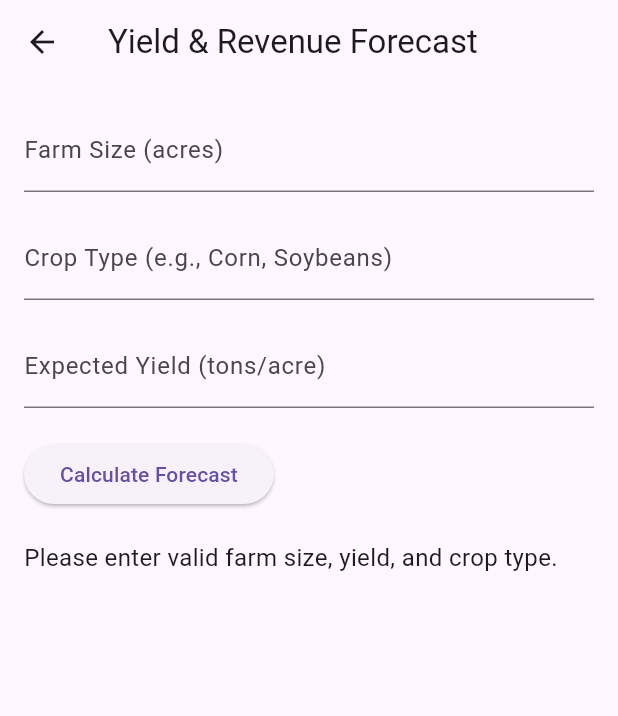
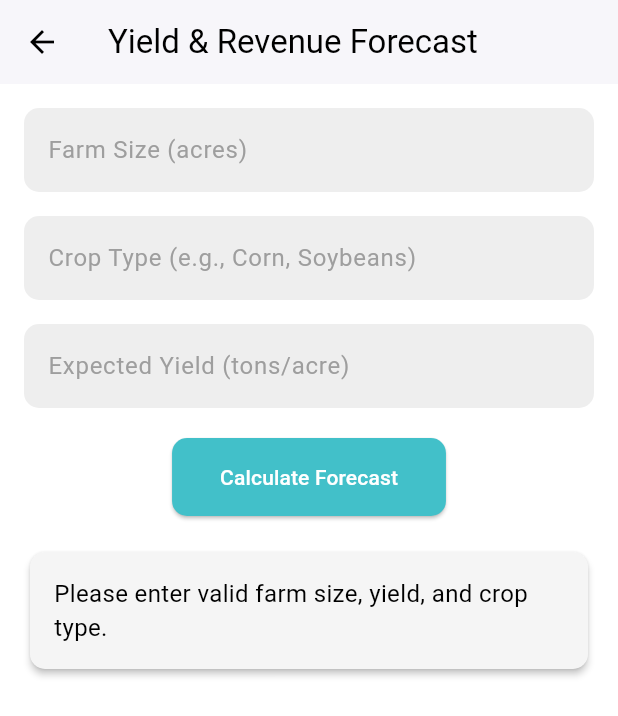
Before and after one commit to Ronith-Neelam1429/AgriSyncCodeBase, a Flutter app: the YieldForecastPage screen opened directly, after a tap on "Calculate Forecast", on a phone screen of 412 x 824 dp. Shown: the top 716 px of the screen. Run offline on Flutter 3.47's test engine with Material 3 defaults, Android fonts, the phone set to English and light mode, and no system bars; our stand-ins replace cloud_firestore, cloud_functions, curved_navigation_bar, firebase_auth, firebase_core, firebase_storage and 9 more; accounts and stored records are empty; network calls fail.

Commit message:
Yield and Forecast Page UI Refresh

```diff
--- a/lib/App Pages/Analytics/YieldForecastPage.dart
+++ b/lib/App Pages/Analytics/YieldForecastPage.dart
@@ -28,10 +28,7 @@ class _YieldForecastPageState extends State<YieldForecastPage> {
   Future<void> _loadUserData() async {
     final user = FirebaseAuth.instance.currentUser;
     if (user != null) {
-      final doc = await FirebaseFirestore.instance
-          .collection('users')
-          .doc(user.uid)
-          .get();
+      final doc = await FirebaseFirestore.instance.collection('users').doc(user.uid).get();
       if (doc.exists) {
         final data = doc.data() as Map<String, dynamic>;
         setState(() {
@@ -61,32 +58,25 @@ class _YieldForecastPageState extends State<YieldForecastPage> {
     }
 
     try {
-      // Fetch historical weather
       final user = FirebaseAuth.instance.currentUser;
       if (user != null) {
-        final doc = await FirebaseFirestore.instance
-            .collection('users')
-            .doc(user.uid)
-            .get();
+        final doc = await FirebaseFirestore.instance.collection('users').doc(user.uid).get();
         if (doc.exists) {
           final data = doc.data() as Map<String, dynamic>;
-          final lat = data['lat'] ?? '51.5074'; // backup to London if error
+          final lat = data['lat'] ?? '51.5074';
           final lon = data['lon'] ?? '-0.1278';
 
-          final weatherUrl =
-              'https://api.openweathermap.org/data/2.5/weather?lat=$lat&lon=$lon&appid=$weatherApiKey&units=metric';
+          final weatherUrl = 'https://api.openweathermap.org/data/2.5/weather?lat=$lat&lon=$lon&appid=$weatherApiKey&units=metric';
           final weatherResponse = await http.get(Uri.parse(weatherUrl));
           if (weatherResponse.statusCode == 200) {
             final weatherData = json.decode(weatherResponse.body);
             final temp = weatherData['main']['temp'];
             final condition = weatherData['weather'][0]['main'];
 
-            // Simple revenue forecast model
-            double marketPricePerUnit = _getMarketPrice(cropType); // Hypothetical prices
+            double marketPricePerUnit = _getMarketPrice(cropType);
             double weatherFactor = condition.contains('Rain') ? 1.1 : 0.9;
             double revenue = (expectedYield * farmSize * marketPricePerUnit) * weatherFactor;
 
-            // Save forecast to Firestore
             await FirebaseFirestore.instance.collection('forecasts').doc(user.uid).set({
               'farmSize': farmSize,
               'cropType': cropType,
@@ -97,7 +87,7 @@ class _YieldForecastPageState extends State<YieldForecastPage> {
 
             setState(() {
               _forecastResult =
-                  'Estimated Revenue: \$${revenue.toStringAsFixed(2)} based on $expectedYield tons/acre, $farmSize acres, and $condition weather at $temp°C';
+                  'Estimated Revenue: \$${revenue.toStringAsFixed(2)}\nBased on: $expectedYield tons/acre, $farmSize acres,\n$condition weather at $temp°C';
               _isLoading = false;
             });
           } else {
@@ -117,56 +107,107 @@ class _YieldForecastPageState extends State<YieldForecastPage> {
   }
 
   double _getMarketPrice(String cropType) {
-    // Hypothetical market prices (in $/ton)
     const Map<String, double> cropPrices = {
       'Corn': 200.0,
       'Soybeans': 400.0,
       'Wheat': 250.0,
     };
-    return cropPrices[cropType] ?? 300.0; // Default price if crop is not found
+    return cropPrices[cropType] ?? 300.0;
   }
 
   @override
   Widget build(BuildContext context) {
     return Scaffold(
       appBar: AppBar(
-        title: const Text('Yield & Revenue Forecast'),
+        title: const Text('Yield & Revenue Forecast', style: TextStyle(color: Colors.black)),
+        backgroundColor: Colors.white,
+        iconTheme: const IconThemeData(color: Colors.black),
+        elevation: 1,
       ),
+      backgroundColor: Colors.white,
       body: Padding(
         padding: const EdgeInsets.all(16.0),
         child: _isLoading
             ? const Center(child: CircularProgressIndicator())
-            : Column(
+            : SingleChildScrollView(
+                child: Column(
                   crossAxisAlignment: CrossAxisAlignment.start,
                   children: [
                     TextField(
                       controller: _farmSizeController,
-                    decoration: const InputDecoration(labelText: 'Farm Size (acres)'),
+                      decoration: InputDecoration(
+                        labelText: 'Farm Size (acres)',
+                        labelStyle: const TextStyle(color: Colors.grey),
+                        filled: true,
+                        fillColor: Colors.grey[200],
+                        border: OutlineInputBorder(
+                          borderRadius: BorderRadius.circular(10),
+                          borderSide: BorderSide.none,
+                        ),
+                      ),
                       keyboardType: TextInputType.number,
                     ),
                     const SizedBox(height: 16),
                     TextField(
                       controller: _cropTypeController,
-                    decoration: const InputDecoration(labelText: 'Crop Type (e.g., Corn, Soybeans)'),
+                      decoration: InputDecoration(
+                        labelText: 'Crop Type (e.g., Corn, Soybeans)',
+                        labelStyle: const TextStyle(color: Colors.grey),
+                        filled: true,
+                        fillColor: Colors.grey[200],
+                        border: OutlineInputBorder(
+                          borderRadius: BorderRadius.circular(10),
+                          borderSide: BorderSide.none,
+                        ),
+                      ),
                     ),
                     const SizedBox(height: 16),
                     TextField(
                       controller: _expectedYieldController,
-                    decoration: const InputDecoration(labelText: 'Expected Yield (tons/acre)'),
+                      decoration: InputDecoration(
+                        labelText: 'Expected Yield (tons/acre)',
+                        labelStyle: const TextStyle(color: Colors.grey),
+                        filled: true,
+                        fillColor: Colors.grey[200],
+                        border: OutlineInputBorder(
+                          borderRadius: BorderRadius.circular(10),
+                          borderSide: BorderSide.none,
+                        ),
+                      ),
                       keyboardType: TextInputType.number,
                     ),
                     const SizedBox(height: 20),
-                  ElevatedButton(
+                    Center(
+                      child: ElevatedButton(
                         onPressed: _calculateForecast,
-                    child: const Text('Calculate Forecast'),
+                        style: ElevatedButton.styleFrom(
+                          backgroundColor: const Color.fromARGB(255, 66, 192, 201),
+                          padding: const EdgeInsets.symmetric(vertical: 16, horizontal: 32),
+                          shape: RoundedRectangleBorder(
+                            borderRadius: BorderRadius.circular(10),
+                          ),
+                        ),
+                        child: const Text('Calculate Forecast', style: TextStyle(color: Colors.white)),
+                      ),
                     ),
                     const SizedBox(height: 20),
                     if (_forecastResult != null)
-                    Text(
+                      Card(
+                        color: Colors.grey[100],
+                        elevation: 2,
+                        shape: RoundedRectangleBorder(
+                          borderRadius: BorderRadius.circular(10),
+                        ),
+                        child: Padding(
+                          padding: const EdgeInsets.all(16.0),
+                          child: Text(
                             _forecastResult!,
-                      style: const TextStyle(fontSize: 16),
+                            style: const TextStyle(fontSize: 16, color: Colors.black),
+                          ),
+                        ),
                       ),
                   ],
+                ),
               ),
       ),
     );
```
Lines whose indentation alone changed are shown as unchanged.
